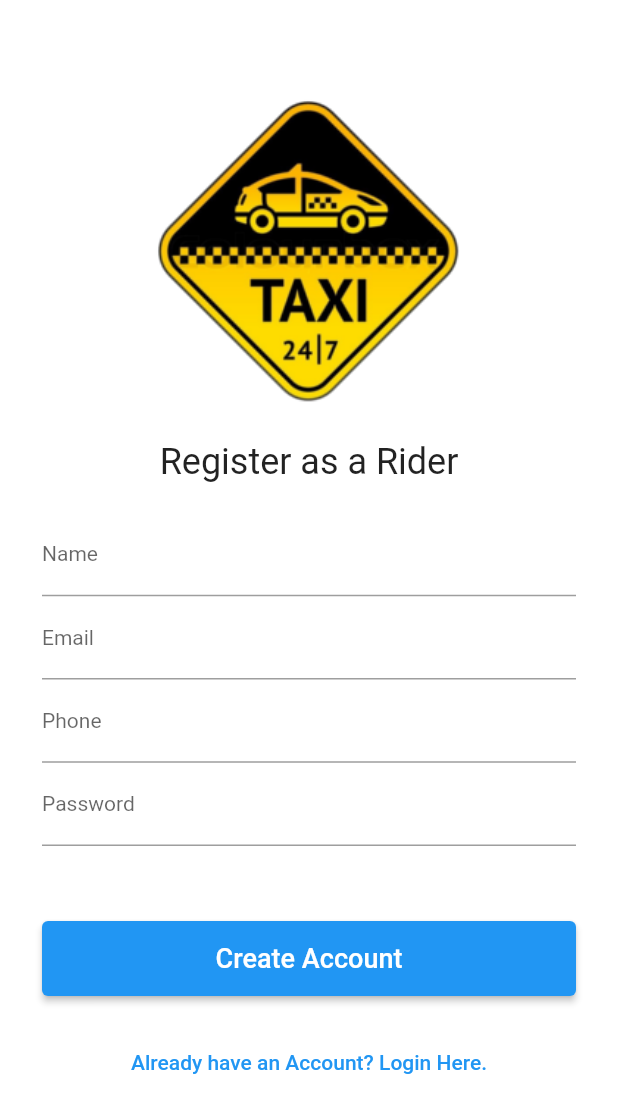
After one commit to Deadlegend1321/uber-clone, a Flutter app: the screen it shows after launch, after a tap on "Do not have an Account? Register Here.", on a phone screen of 412 x 824 dp. The commit adds this screen. Shown: the top 1113 px of the screen. Run offline on Flutter 3.47's test engine with Material 2 defaults, Android fonts, the phone set to English and light mode, and no system bars; our stand-ins replace firebase_auth, firebase_core, firebase_database, fluttertoast; accounts and stored records are empty; network calls fail; Roboto replaces fonts that are missing (Brand Bold).

Commit message:
sign up screen added with firebase auth and database, showing error

```diff
--- a/lib/main.dart
+++ b/lib/main.dart
@@ -1,9 +1,23 @@
+import 'dart:async';
+
+import 'package:firebase_core/firebase_core.dart';
+import 'package:firebase_database/firebase_database.dart';
 import 'package:flutter/material.dart';
+import 'package:uber_clone/screens/login_screen.dart';
 import 'package:uber_clone/screens/main_screen.dart';
+import 'package:uber_clone/screens/registeration_screen.dart';
 
-void main() {
-  runApp(const MyApp());
+void main() async{
+  await runZonedGuarded(() async {
+    WidgetsFlutterBinding.ensureInitialized();
+    await Firebase.initializeApp();
+    runApp(MyApp());
+  }, (error, stackTrace) {
+    //FirebaseCrashlytics.instance.recordError(error, stackTrace);
+  });
 }
+
+DatabaseReference usersRef = FirebaseDatabase.instance.reference().child("users");
 
 class MyApp extends StatelessWidget {
   const MyApp({Key? key}) : super(key: key);
@@ -14,10 +28,15 @@ class MyApp extends StatelessWidget {
     return MaterialApp(
       title: 'Dancing Car',
       theme: ThemeData(
-        fontFamily: "Signatra",
+        //fontFamily: "Signatra",
         primarySwatch: Colors.blue,
       ),
-      home: MainScreen(),
+      initialRoute: LoginScreen.screenName,
+      routes: {
+        RegisterationScreen.screenName: (context) => RegisterationScreen(),
+        LoginScreen.screenName: (context) => LoginScreen(),
+        MainScreen.screenName: (context) => MainScreen(),
+      },
       debugShowCheckedModeBanner: false,
     );
   }
--- a/lib/screens/login_screen.dart
+++ b/lib/screens/login_screen.dart
@@ -1,6 +1,9 @@
 import 'package:flutter/material.dart';
+import 'package:uber_clone/screens/registeration_screen.dart';
 
 class LoginScreen extends StatelessWidget {
+  static const String screenName = "login";
+
   const LoginScreen({Key? key}) : super(key: key);
 
   @override
@@ -55,6 +58,9 @@ class LoginScreen extends StatelessWidget {
                         fontSize: 14
                       ),
                     ),
+                    const SizedBox(
+                      height: 50,
+                    ),
                     TextField(
                       obscureText: true,
                       decoration: InputDecoration(
@@ -72,7 +78,7 @@ class LoginScreen extends StatelessWidget {
                       ),
                     ),
                     SizedBox(
-                      height: 1,
+                      height: 100,
                     ),
                     ElevatedButton(
                         onPressed: (){
@@ -95,7 +101,7 @@ class LoginScreen extends StatelessWidget {
               ),
               TextButton(
                   onPressed: (){
-
+                    Navigator.pushNamedAndRemoveUntil(context, RegisterationScreen.screenName, (route) => false);
                   },
                   child: Text(
                     'Do not have an Account? Register Here.'
--- a/lib/screens/main_screen.dart
+++ b/lib/screens/main_screen.dart
@@ -1,6 +1,8 @@
 import 'package:flutter/material.dart';
 
 class MainScreen extends StatefulWidget {
+  static const String screenName = "main";
+
   const MainScreen({Key? key}) : super(key: key);
 
   @override
--- /dev/null
+++ b/lib/screens/registeration_screen.dart
@@ -0,0 +1,189 @@
+import 'package:firebase_auth/firebase_auth.dart';
+import 'package:flutter/material.dart';
+import 'package:fluttertoast/fluttertoast.dart';
+import 'package:uber_clone/main.dart';
+import 'package:uber_clone/screens/login_screen.dart';
+import 'package:uber_clone/screens/main_screen.dart';
+
+class RegisterationScreen extends StatelessWidget {
+  static const String screenName = "register";
+   RegisterationScreen({Key? key}) : super(key: key);
+
+  TextEditingController nameTextEditingController = TextEditingController();
+  TextEditingController emailTextEditingController = TextEditingController();
+  TextEditingController phoneTextEditingController = TextEditingController();
+  TextEditingController passwordTextEditingController = TextEditingController();
+
+
+
+  @override
+  Widget build(BuildContext context) {
+    return Scaffold(
+      backgroundColor: Colors.white,
+      body: SingleChildScrollView(
+        child: Padding(
+          padding: const EdgeInsets.all(8.0),
+          child: Column(
+            children: [
+              const SizedBox(
+                height: 35,
+              ),
+              const Image(
+                image: AssetImage("images/logo.png"),
+                height: 250,
+                width: 390,
+                alignment: Alignment.center,
+              ),
+              const SizedBox(
+                height: 1,
+              ),
+              const Text(
+                "Register as a Rider",
+                style: TextStyle(
+                    fontSize: 24,
+                    fontFamily: "Brand Bold"
+                ),
+                textAlign: TextAlign.center,
+              ),
+              const SizedBox(
+                height: 1,
+              ),
+              Padding(
+                padding: const EdgeInsets.all(20.0),
+                child: Column(
+                  children:  [
+                    TextField(
+                      controller: nameTextEditingController,
+                      keyboardType: TextInputType.name,
+                      decoration: InputDecoration(
+                          labelText: "Name",
+                          labelStyle: TextStyle(
+                              fontSize: 14
+                          ),
+                          hintStyle: TextStyle(
+                              color: Colors.grey,
+                              fontSize: 10
+                          )
+                      ),
+                      style: TextStyle(
+                          fontSize: 14
+                      ),
+                    ),
+                    const SizedBox(
+                      height: 1,
+                    ),
+                    TextField(
+                      controller: emailTextEditingController,
+                      keyboardType: TextInputType.emailAddress,
+                      decoration: InputDecoration(
+                          labelText: "Email",
+                          labelStyle: TextStyle(
+                              fontSize: 14
+                          ),
+                          hintStyle: TextStyle(
+                              color: Colors.grey,
+                              fontSize: 10
+                          )
+                      ),
+                      style: TextStyle(
+                          fontSize: 14
+                      ),
+                    ),
+                    const SizedBox(
+                      height: 1,
+                    ),
+                    TextField(
+                      controller: phoneTextEditingController,
+                      keyboardType: TextInputType.phone,
+                      decoration: InputDecoration(
+                          labelText: "Phone",
+                          labelStyle: TextStyle(
+                              fontSize: 14
+                          ),
+                          hintStyle: TextStyle(
+                              color: Colors.grey,
+                              fontSize: 10
+                          )
+                      ),
+                      style: TextStyle(
+                          fontSize: 14
+                      ),
+                    ),
+                    const SizedBox(
+                      height: 1,
+                    ),
+                    TextField(
+                      controller: passwordTextEditingController,
+                      obscureText: true,
+                      decoration: InputDecoration(
+                          labelText: "Password",
+                          labelStyle: TextStyle(
+                              fontSize: 14
+                          ),
+                          hintStyle: TextStyle(
+                              color: Colors.grey,
+                              fontSize: 10
+                          )
+                      ),
+                      style: TextStyle(
+                          fontSize: 14
+                      ),
+                    ),
+                    SizedBox(
+                      height: 50,
+                    ),
+                    ElevatedButton(
+                        onPressed: (){
+                          registerNewUser(context);
+                        },
+                        child: Container(
+                          height: 50,
+                          child: Center(
+                            child: Text(
+                              "Create Account",
+                              style: TextStyle(
+                                  fontSize: 18,
+                                  fontFamily: "Brand Bold"
+                              ),
+                            ),
+                          ),
+                        ))
+                  ],
+                ),
+              ),
+              TextButton(
+                  onPressed: (){
+                    Navigator.pushNamedAndRemoveUntil(context, LoginScreen.screenName, (route) => false);
+                  },
+                  child: Text(
+                      'Already have an Account? Login Here.'
+                  )
+              )
+            ],
+          ),
+        ),
+      ),
+    );
+  }
+
+  final FirebaseAuth _firebaseAuth = FirebaseAuth.instance;
+  void registerNewUser(BuildContext context) async {
+     final User? firebaseUser =  (await _firebaseAuth.createUserWithEmailAndPassword(email: emailTextEditingController.text,
+         password: passwordTextEditingController.text).catchError((errorMsg){
+           Fluttertoast.showToast(msg: "Error:" + errorMsg.toString() );
+     })).user;
+     if(firebaseUser != null){
+       Map userDataMap = {
+         "name" : nameTextEditingController.text.trim(),
+         "email" : emailTextEditingController.text.trim(),
+         "phone" : phoneTextEditingController.text.trim()
+       };
+       usersRef.child(firebaseUser.uid).set(userDataMap);
+       Fluttertoast.showToast(msg: "Congratulations, your account has been created");
+       Navigator.pushNamedAndRemoveUntil(context, MainScreen.screenName, (route) => false);
+     }
+     else{
+       Fluttertoast.showToast(msg: "New user account has not been created");
+     }
+  }
+}
```
Also changed, not shown: pubspec.yaml (+7 -4 lines), pubspec.lock.
